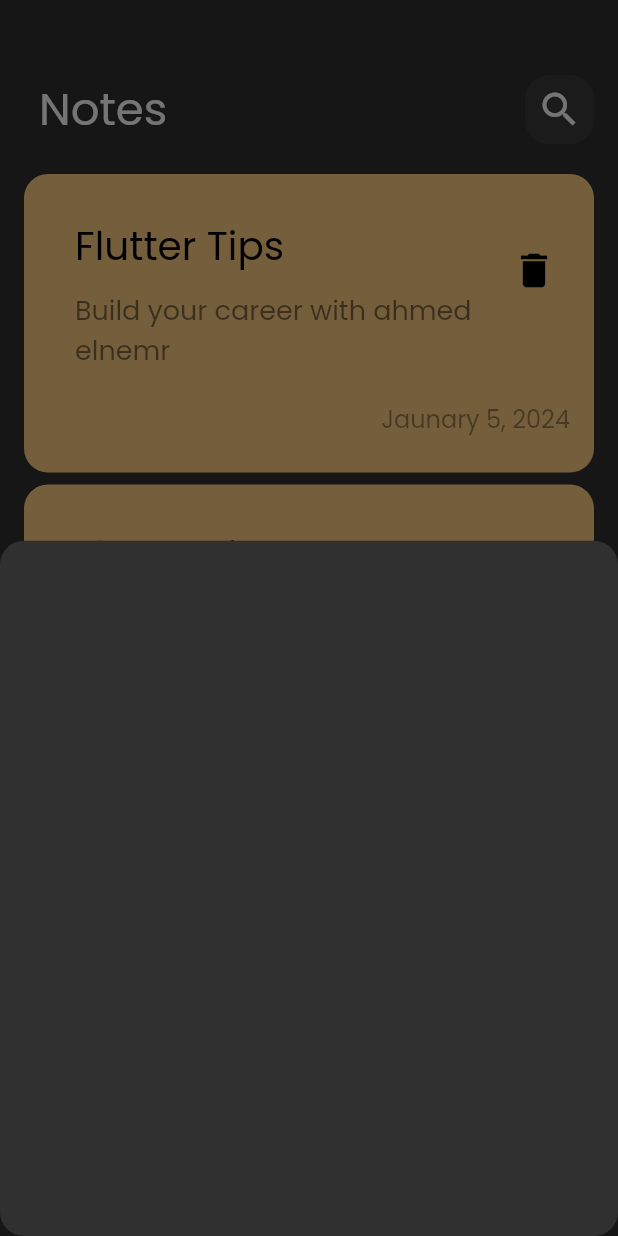
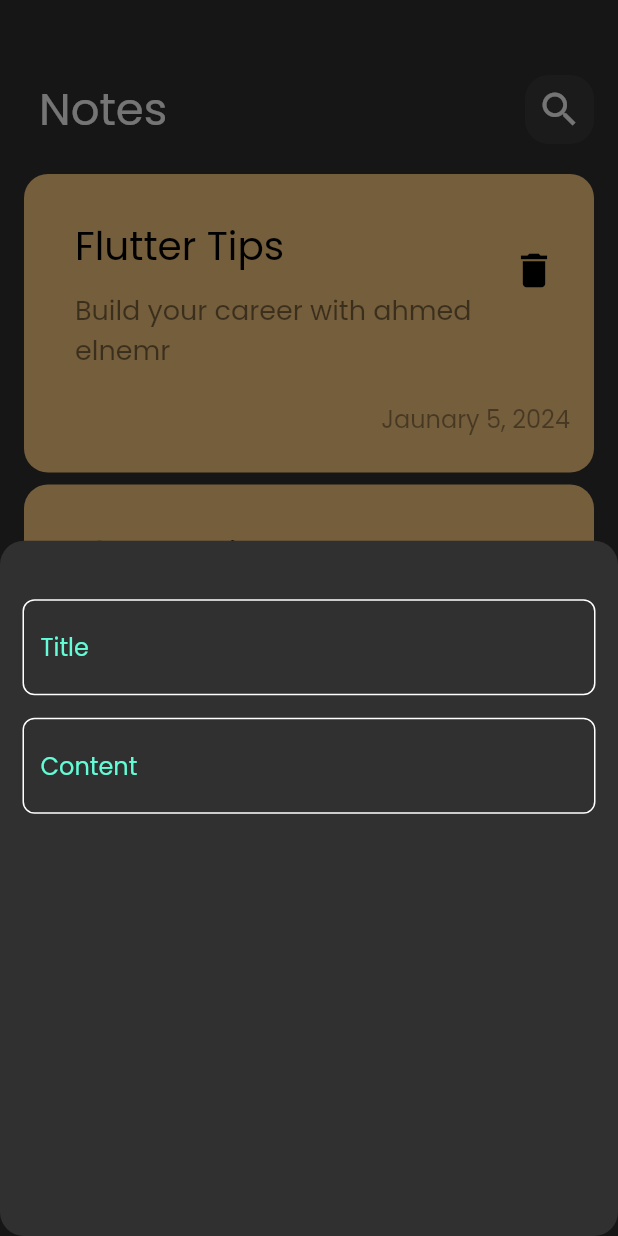
Before and after one commit to ahmedgamal826/notes_app, a Flutter app: the screen it shows after launch, after a tap on the "add" icon, on a phone screen of 412 x 824 dp. Run offline on Flutter 3.47's test engine with Material 2 defaults, Android fonts, the phone set to English and light mode, and no system bars.

Commit message:
create Custom Text Field

```diff
--- a/lib/views/widgets/add_note_bottom_sheet.dart
+++ b/lib/views/widgets/add_note_bottom_sheet.dart
@@ -1,10 +1,25 @@
 import 'package:flutter/material.dart';
+import 'package:notes_app/views/widgets/custom_text_field.dart';
 
 class AddBottomSheet extends StatelessWidget {
   const AddBottomSheet({super.key});
 
   @override
   Widget build(BuildContext context) {
-    return Container();
+    return Container(
+      child: Column(
+        children: [
+          SizedBox(
+            height: 24,
+          ),
+          CustomTextField(
+            hintText: 'Title',
+          ),
+          CustomTextField(
+            hintText: 'Content',
+          ),
+        ],
+      ),
+    );
   }
 }
--- /dev/null
+++ b/lib/views/widgets/constants.dart
@@ -0,0 +1,3 @@
+import 'package:flutter/material.dart';
+
+const kPrimaryColor = const Color(0xff62FCD7);
--- /dev/null
+++ b/lib/views/widgets/custom_text_field.dart
@@ -0,0 +1,31 @@
+import 'package:flutter/material.dart';
+import 'package:notes_app/views/widgets/Constants.dart';
+
+class CustomTextField extends StatelessWidget {
+  CustomTextField({super.key, required this.hintText});
+
+  String hintText;
+
+  @override
+  Widget build(BuildContext context) {
+    return Padding(
+      padding: const EdgeInsets.only(left: 15, right: 15, top: 15),
+      child: TextField(
+        cursorColor: kPrimaryColor,
+        decoration: InputDecoration(
+            border: buildBorder(),
+            enabledBorder: buildBorder(),
+            focusedBorder: buildBorder(kPrimaryColor),
+            hintText: hintText,
+            hintStyle: TextStyle(color: kPrimaryColor)),
+      ),
+    );
+  }
+
+  OutlineInputBorder buildBorder([color]) {
+    return OutlineInputBorder(
+      borderRadius: BorderRadius.circular(8),
+      borderSide: BorderSide(color: color ?? Colors.white),
+    );
+  }
+}
```
